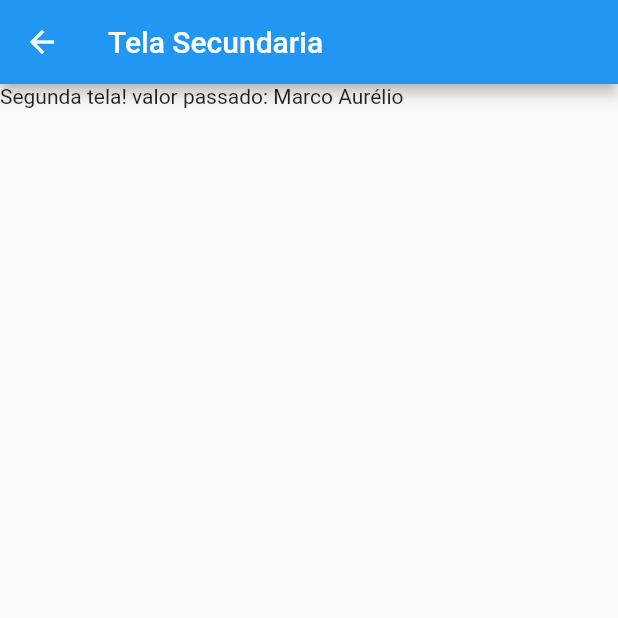
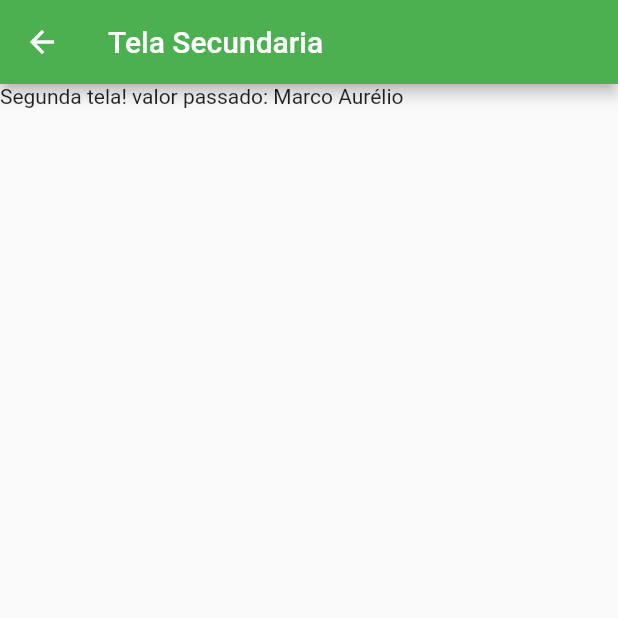
Before and after one commit to AurelioM33/flutter_navegacao, a Flutter app: the screen it shows after launch, after a tap on "Ir para a segunda tela", on a phone screen of 412 x 824 dp, the top half of it. Run offline on Flutter 3.47's test engine with Material 2 defaults, Android fonts, the phone set to English and light mode, and no system bars.

Commit message:
alteraçao de cores

```diff
--- a/lib/TelaSecundaria.dart
+++ b/lib/TelaSecundaria.dart
@@ -15,7 +15,7 @@ class _TelaSecundariaState extends State<TelaSecundaria> {
     return Scaffold(
       appBar: AppBar(
         title: Text("Tela Secundaria"),
-        backgroundColor: Colors.blue,
+        backgroundColor: Colors.green,
       ),
       body: Container(
         child: Column(
--- a/lib/main.dart
+++ b/lib/main.dart
@@ -22,7 +22,7 @@ class _TelaPrincipalState extends State<TelaPrincipal> {
     return Scaffold(
       appBar: AppBar(
         title: Text("Tela Principal"),
-        backgroundColor: Colors.orange,
+        backgroundColor: Colors.pink,
       ),
       body: Container(
         padding: EdgeInsets.all(32),
```
